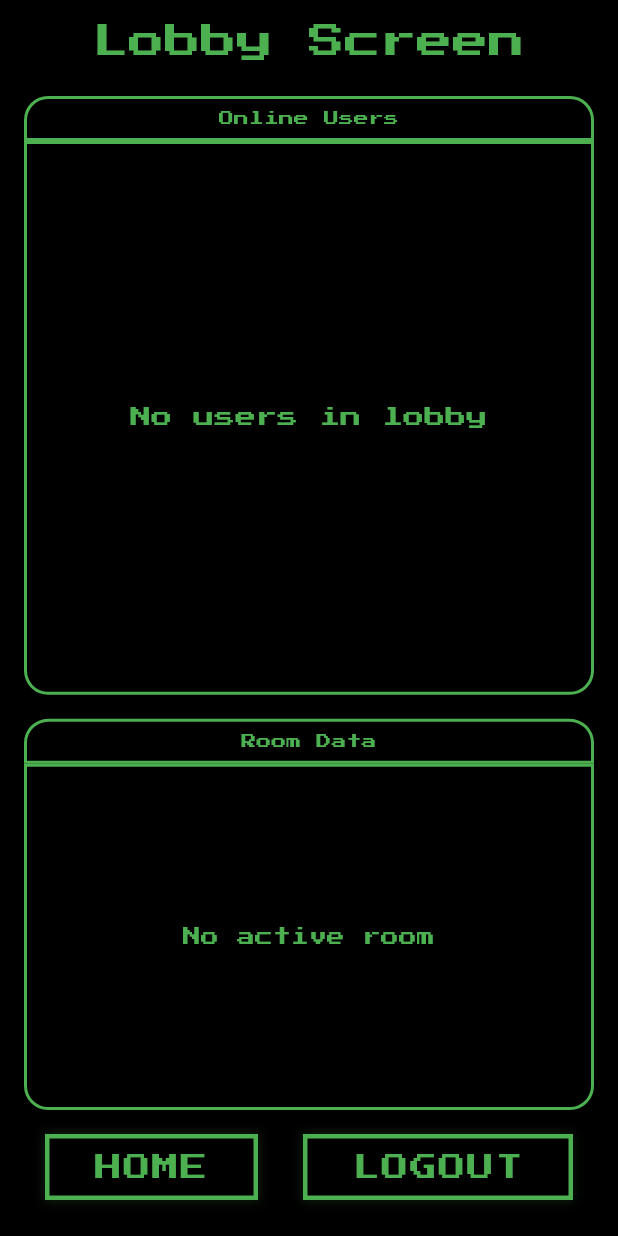
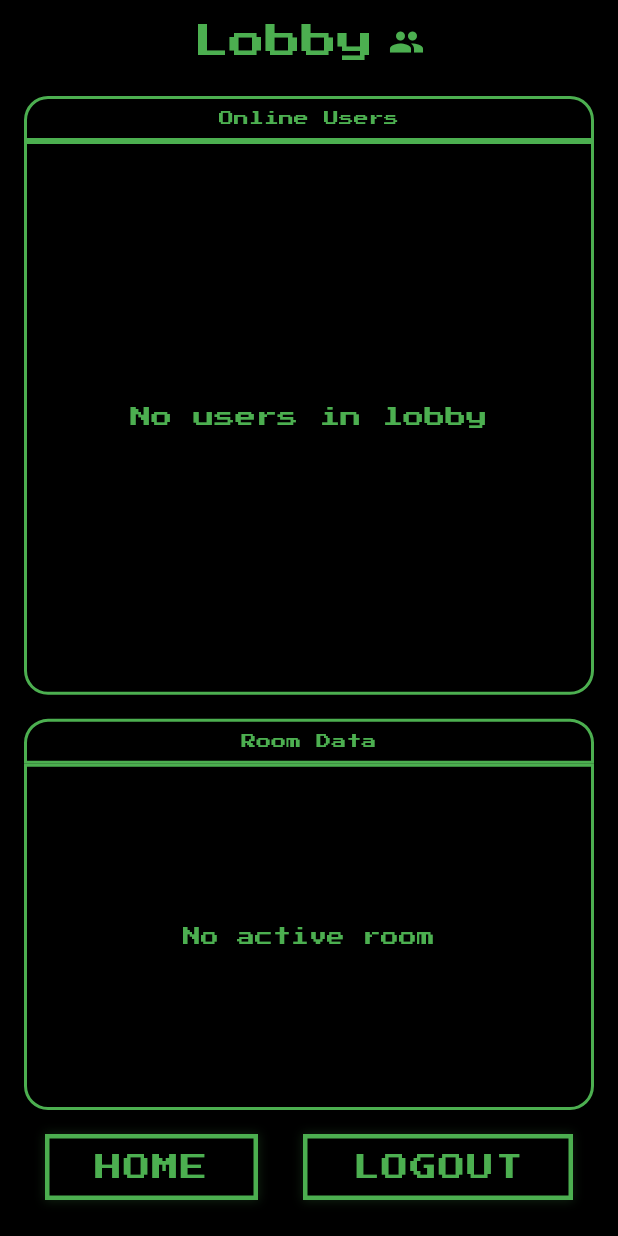
Before and after one commit to kosmas1991/metris, a Flutter app: the LobbyScreen screen opened by its route, on a phone screen of 412 x 824 dp. Run offline on Flutter 3.47's test engine with Material 3 defaults, Android fonts, the light colour scheme and no system bars; our stand-ins replace equatable, firebase_core, flutter_bloc, flutter_dotenv, hydrated_bloc; accounts and stored records are empty.

Commit message:
💄 UI fixes manually

```diff
--- a/lib/screens/home_screen.dart
+++ b/lib/screens/home_screen.dart
@@ -15,7 +15,8 @@ class HomeScreen extends StatelessWidget {
     if (userState is UserAuthenticated) {
       loggedInText = 'logged in as: ${userState.username} (${userState.id})';
     }
-    return Center(
+    return SafeArea(
+      child: Center(
         child: SizedBox(
           width: 450,
           child: Scaffold(
@@ -141,6 +142,7 @@ class HomeScreen extends StatelessWidget {
             ),
           ),
         ),
+      ),
     );
   }
 
--- a/lib/screens/lobby_screen.dart
+++ b/lib/screens/lobby_screen.dart
@@ -155,13 +155,23 @@ class _LobbyScreenState extends State<LobbyScreen> {
           children: [
             const SizedBox(height: 16),
             const Center(
-              child: Text(
-                'Lobby Screen',
-                style: TextStyle(
-                  color: Colors.green,
-                  fontFamily: 'PressStart2P',
-                  fontSize: 24,
-                ),
+              child: Row(
+                mainAxisAlignment: MainAxisAlignment.center,
+                children: [
+                  Text(
+                    'Lobby',
+                    style: TextStyle(
+                      color: Colors.green,
+                      fontFamily: 'PressStart2P',
+                      fontSize: 24,
+                    ),
+                  ),
+                  SizedBox(width: 10),
+                  Icon(
+                    Icons.people,
+                    color: Colors.green,
+                  )
+                ],
               ),
             ),
             if (loggedInText != null)
```
Lines whose indentation alone changed are shown as unchanged.
